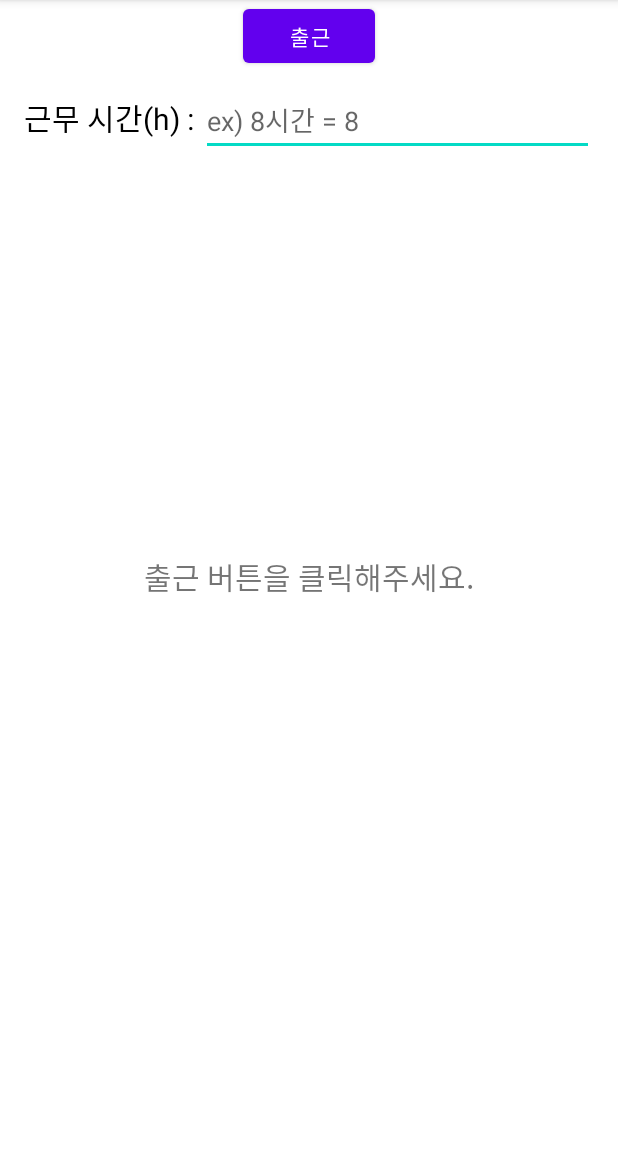
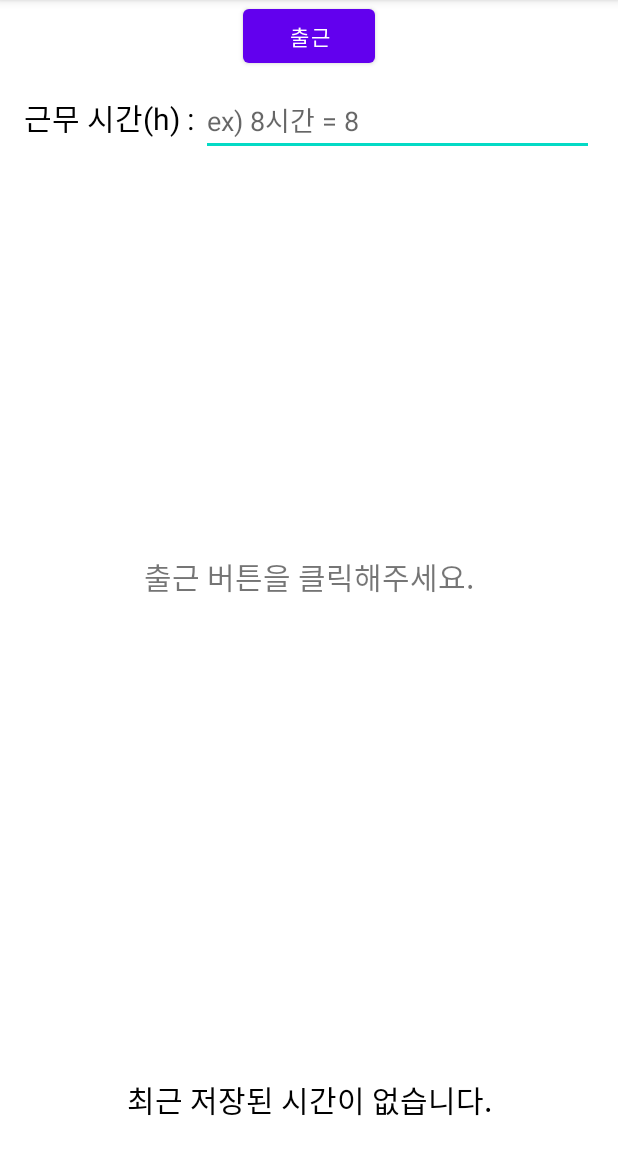
Before and after one commit to LeeJangHee/Work-Timer, an Android app: the screen it shows after launch (MainActivity), on a phone screen of 412 x 824 dp, the part 84-1236 px from its top. Run offline under Robolectric (Android 15) with nearby library versions, the phone set to English and light mode, and no system bars; our stand-ins replace data binding; 1 statement that could not run was skipped.

Commit message:
- AlarmClick 변경 - AlarmClick 에서 실행되는 Activity 추가 - 마지막 퇴근시간 추가

```diff
--- a/app/src/main/AndroidManifest.xml
+++ b/app/src/main/AndroidManifest.xml
@@ -25,6 +25,10 @@
             </intent-filter>
         </activity>
 
+        <activity android:name=".view.AlarmActivity"
+            android:theme="@style/Theme.AppCompat.NoActionBar"
+            android:exported="false" />
+
         <receiver android:name=".broadcast.BootReceiver" />
     </application>
 
--- a/app/src/main/java/com/devlee/workingtimer/BindingAdapter.kt
+++ b/app/src/main/java/com/devlee/workingtimer/BindingAdapter.kt
@@ -30,3 +30,12 @@ fun TextView.setWorkingTimeText(workingTime: Long) {
         workingTime.toString()
     }
 }
+
+@BindingAdapter("lastTimeText")
+fun TextView.setLastTimeText(lastTime: Long) {
+    text = if (lastTime == 0L) {
+        "최근 저장된 시간이 없습니다."
+    } else {
+        "최근 저장된 퇴근시간\n${DateFormatUtil.yearMonthDayTime(lastTime)}"
+    }
+}
--- a/app/src/main/java/com/devlee/workingtimer/PreferencesUtil.kt
+++ b/app/src/main/java/com/devlee/workingtimer/PreferencesUtil.kt
@@ -10,6 +10,8 @@ object PreferencesUtil {
     private const val PREF_NAME = "SharedPreferencesUtil"
     private const val END_TIME_KEY = "end_time"
     private const val WORKING_TIME_KEY = "working_time"
+    private const val LAST_TIME = "last_time"
+
 
 
     private lateinit var pref: SharedPreferences
@@ -48,4 +50,14 @@ object PreferencesUtil {
         return pref.getLong(WORKING_TIME_KEY, 0L)
     }
 
+    fun setLastTime(time: Long) {
+        pref.edit {
+            putLong(LAST_TIME, time)
+        }
+    }
+
+    fun getLastTme(): Long {
+        return pref.getLong(LAST_TIME, 0L)
+    }
+
 }
--- a/app/src/main/java/com/devlee/workingtimer/view/MainActivity.kt
+++ b/app/src/main/java/com/devlee/workingtimer/view/MainActivity.kt
@@ -19,6 +19,7 @@ import com.devlee.workingtimer.databinding.ActivityMainBinding
 import com.devlee.workingtimer.now
 import com.devlee.workingtimer.toHour
 import kotlinx.coroutines.flow.collect
+import kotlinx.coroutines.launch
 
 class MainActivity : AppCompatActivity() {
 
@@ -36,6 +37,7 @@ class MainActivity : AppCompatActivity() {
         binding = ActivityMainBinding.inflate(layoutInflater).apply {
             endTime = PreferencesUtil.getEndTime()
             workingTime = PreferencesUtil.getWorkingTime().toHour()
+            lastTime = PreferencesUtil.getLastTme()
         }
         setContentView(binding.root)
         binding.executePendingBindings()
@@ -58,15 +60,23 @@ class MainActivity : AppCompatActivity() {
             PendingIntent.getBroadcast(this, 0, intent, PendingIntent.FLAG_IMMUTABLE)
         }
 
+        val clockIntent = Intent(this, AlarmActivity::class.java).let { intent ->
+            PendingIntent.getActivity(this, 0, intent, PendingIntent.FLAG_IMMUTABLE or PendingIntent.FLAG_UPDATE_CURRENT)
+        }
+
         binding.button.setOnClickListener {
             val alarmTime = now + PreferencesUtil.getWorkingTime()
             if (PreferencesUtil.getEndTime() == 0L) {
                 PreferencesUtil.setEndTime(alarmTime)
-                alarmMgr.setExactAndAllowWhileIdle(
-                    AlarmManager.RTC_WAKEUP,
-                    alarmTime,
+                alarmMgr.setAlarmClock(
+                    AlarmManager.AlarmClockInfo(alarmTime, clockIntent),
                     alarmIntent
                 )
+//                alarmMgr.setExactAndAllowWhileIdle(
+//                    AlarmManager.RTC_WAKEUP,
+//                    alarmTime,
+//                    alarmIntent
+//                )
             } else {
                 PreferencesUtil.removeEndTime()
                 alarmMgr.cancel(alarmIntent)
@@ -82,9 +92,20 @@ class MainActivity : AppCompatActivity() {
         }
 
         lifecycleScope.launchWhenResumed {
-            viewModel.timerFlow.collect {
-                binding.endTime = it
-                binding.workingTimeEdit.isEnabled = it <= 0
+            launch {
+                viewModel.timerFlow.collect {
+                    binding.endTime = it
+                    binding.workingTimeEdit.isEnabled = it <= 0
+                    if (it > 0) {
+                        viewModel.setLastTimeFLow(it)
+                    }
+                }
+            }
+
+            launch {
+                viewModel.lastTimeFlow.collect {
+                    binding.lastTime = it
+                }
             }
         }
     }
--- a/app/src/main/java/com/devlee/workingtimer/view/MainViewModel.kt
+++ b/app/src/main/java/com/devlee/workingtimer/view/MainViewModel.kt
@@ -21,7 +21,8 @@ class MainViewModel(application: Application): ViewModel() {
     private var timerMutableFlow = MutableStateFlow(PreferencesUtil.getEndTime())
     val timerFlow = timerMutableFlow.asStateFlow()
 
-
+    private var _lastTimeMutableFlow = MutableStateFlow(PreferencesUtil.getLastTme())
+    val lastTimeFlow = _lastTimeMutableFlow.asStateFlow()
 
     @SuppressLint("EnqueueWork")
     fun applyTimer() {
@@ -39,6 +40,11 @@ class MainViewModel(application: Application): ViewModel() {
         timerMutableFlow.emit(time)
     }
 
+    fun setLastTimeFLow(last: Long) = viewModelScope.launch {
+        PreferencesUtil.setLastTime(last)
+        _lastTimeMutableFlow.emit(last)
+    }
+
 
 
 }
--- a/app/src/main/res/layout/activity_main.xml
+++ b/app/src/main/res/layout/activity_main.xml
@@ -9,6 +9,9 @@
             type="Long" />
         <variable
             name="workingTime"
+            type="Long" />
+        <variable
+            name="lastTime"
             type="Long" />
     </data>
 
@@ -58,6 +61,19 @@
             app:layout_constraintRight_toRightOf="parent"
             app:layout_constraintTop_toTopOf="parent" />
 
+        <TextView
+            android:id="@+id/lastTimeText"
+            lastTimeText="@{lastTime}"
+            android:layout_width="wrap_content"
+            android:layout_height="wrap_content"
+            android:layout_marginBottom="20dp"
+            android:textColor="@color/black"
+            android:textSize="20dp"
+            app:layout_constraintBottom_toBottomOf="parent"
+            app:layout_constraintEnd_toEndOf="parent"
+            app:layout_constraintStart_toStartOf="parent"
+            tools:text="ㅌㅔ스트" />
+
         <Button
             android:id="@+id/button"
             android:layout_width="wrap_content"
```
Also changed, not shown: app/src/main/java/com/devlee/workingtimer/DateFormatUtil.kt (+7 -0 lines), app/src/main/java/com/devlee/workingtimer/view/AlarmActivity.kt (added, +29 -0 lines), app/src/main/res/drawable/bg_confirm_btn.xml (added, +8 -0 lines), app/src/main/res/layout/activity_alarm.xml (added, +50 -0 lines).
